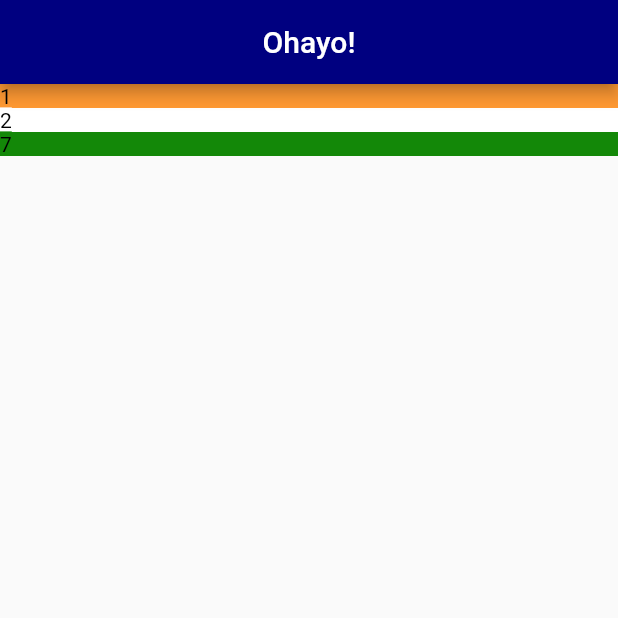
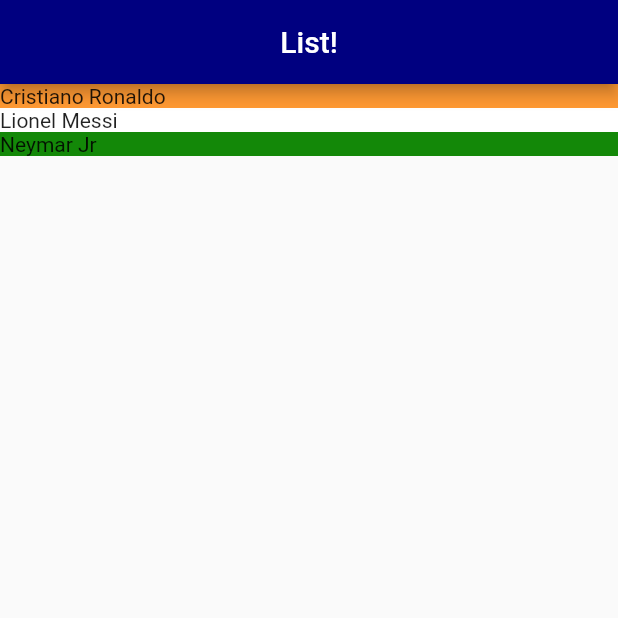
Before and after one commit to beingRD/SoccerTeams-App, a Flutter app: the screen it shows after launch, on a phone screen of 412 x 824 dp, the top half of it. Run offline on Flutter 3.47's test engine with Material 2 defaults, Android fonts, the phone set to English and light mode, and no system bars.

Commit message:
code org/func

```diff
--- a/lib/main.dart
+++ b/lib/main.dart
@@ -1,62 +1,4 @@
 import 'package:flutter/material.dart';
+import 'package:randomapp/team_detail.dart';
 
-void main() => runApp(MyApp());
-
-class MyApp extends StatelessWidget {
-  @override
-  Widget build(BuildContext context) {
-    return MaterialApp(
-      home: Scaffold(
-        appBar: AppBar(
-          centerTitle: true,
-          title: Text("Ohayo!"),
-          backgroundColor: const Color(0xff000080),
-        ),
-        body: Center(
-          child: Column(
-            mainAxisAlignment: MainAxisAlignment.start,
-            crossAxisAlignment: CrossAxisAlignment.stretch,
-            children: <Widget>[
-              Container(
-                decoration: BoxDecoration(
-                  color: const Color(0xffff9933),
-                ),
-                child: Text(
-                  "1",
-                  style: TextStyle(
-                    color: Colors.black,
-                    backgroundColor: const Color(0xffff9933),
-                  ),
-                ),
-              ),
-              Container(
-                decoration: BoxDecoration(
-                  color: const Color(0xffffffff),
-                ),
-                child: Text(
-                  "2",
-                  style: TextStyle(
-                    color: Colors.black,
-                    backgroundColor: const Color(0xffffffff),
-                  ),
-                ),
-              ),
-              Container(
-                decoration: BoxDecoration(
-                  color: const Color(0xff138808),
-                ),
-                child: Text(
-                  "7",
-                  style: TextStyle(
-                    color: Colors.black,
-                    backgroundColor: const Color(0xff138808),
-                  ),
-                ),
-              ),
-            ],
-          ),
-        ),
-      ),
-    );
-  }
-}
+void main() => runApp(MaterialApp(home: TeamDetail()));
--- /dev/null
+++ b/lib/team_detail.dart
@@ -0,0 +1,33 @@
+import 'package:flutter/material.dart';
+
+class TeamDetail extends StatelessWidget {
+  Widget build(BuildContext context) {
+    return Scaffold(
+      appBar: AppBar(
+        centerTitle: true,
+        title: Text("List!"),
+        backgroundColor: const Color(0xff000080),
+      ),
+      body: Center(
+        child: Column(
+          mainAxisAlignment: MainAxisAlignment.start,
+          crossAxisAlignment: CrossAxisAlignment.stretch,
+          children: [
+            _section("Cristiano Ronaldo", Color(0xffff9933)),
+            _section("Lionel Messi", Color(0xffffffff)),
+            _section("Neymar Jr", Color(0xff138808)),
+          ],
+        ),
+      ),
+    );
+  }
+
+  Widget _section(String title, Color color) {
+    return Container(
+      decoration: BoxDecoration(
+        color: color,
+      ),
+      child: Text(title),
+    );
+  }
+}
```
Also changed, not shown: 1 other file.
